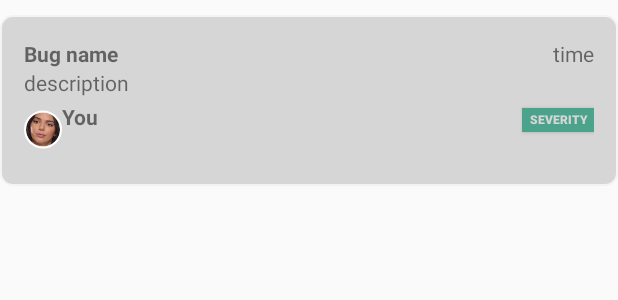
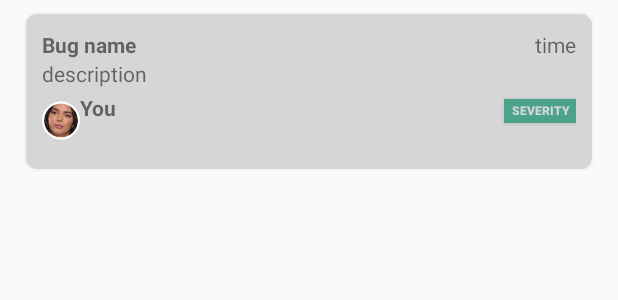
Before and after one commit to Dwistari/Jatmico, an Android app: the layout item_isues.xml on its own in the app's theme, with its tools: preview values and no code run, on a phone screen of 412 x 824 dp. Shown: the top 300 px of the screen. Run offline under Robolectric (Android 15) with nearby library versions, the phone set to English and light mode, and no system bars; network calls fail.

Commit message:
fixing no loadmore

```diff
--- a/app/src/main/java/com/example/dwi/jatmico/view/isues/IssuesPresenter.kt
+++ b/app/src/main/java/com/example/dwi/jatmico/view/isues/IssuesPresenter.kt
@@ -3,6 +3,6 @@ package com.example.dwi.jatmico.view.isues
 interface IssuesPresenter {
         fun initView(view: IssuesView)
         fun getIsues(project_id: Int, page : Int, per_page : Int)
-        fun getSeverity ( token: String)
+        fun getSeverity ()
         fun getProjects(page: Int, perPage: Int)
 }
--- a/app/src/main/java/com/example/dwi/jatmico/view/isues/IssuesView.kt
+++ b/app/src/main/java/com/example/dwi/jatmico/view/isues/IssuesView.kt
@@ -12,4 +12,6 @@ interface IssuesView {
     fun addData(issues: MutableList<Issues>)
     fun showSeverity(severities: MutableList<Severity>)
     fun showingProject(projects: MutableList<Project>)
+    fun showEmptyAlert()
+    fun dataEnd()
 }
--- a/app/src/main/res/layout/item_isues.xml
+++ b/app/src/main/res/layout/item_isues.xml
@@ -1,15 +1,25 @@
 <?xml version="1.0" encoding="utf-8"?>
+<LinearLayout
+    xmlns:android="http://schemas.android.com/apk/res/android"
+    xmlns:app="http://schemas.android.com/apk/res-auto"
+    android:layout_width="match_parent"
+    android:layout_height="wrap_content"
+    android:paddingLeft="16dp"
+    android:paddingStart="16dp"
+    android:paddingRight="16dp"
+    android:paddingEnd="16dp"
+    android:paddingTop="8dp"
+    android:paddingBottom="8dp">
+
         <RelativeLayout
-        xmlns:android="http://schemas.android.com/apk/res/android" xmlns:app="http://schemas.android.com/apk/res-auto"
             android:id="@+id/item_view"
             android:background="@drawable/border"
             android:layout_below="@+id/atas"
             android:gravity="center"
             android:layout_width="match_parent"
             android:layout_height="wrap_content"
-        android:layout_marginTop="10dp"
             android:orientation="horizontal"
-        android:padding="16dp">
+            android:padding="12dp">
 
 
         <TextView
@@ -67,3 +77,5 @@
                 android:layout_marginTop="7dp"
                 android:layout_alignParentEnd="true"/>
     </RelativeLayout>
+
+</LinearLayout>
```
Also changed, not shown: app/src/main/java/com/example/dwi/jatmico/view/isues/IssuesActivity.kt (+35 -32 lines), app/src/main/java/com/example/dwi/jatmico/view/isues/IssuesAdapter.kt (+3 -10 lines), app/src/main/java/com/example/dwi/jatmico/view/isues/IssuesPresenterImp.kt (+21 -6 lines), app/src/main/res/layout/activity_issues.xml (+5 -3 lines). Lines whose indentation alone changed are shown as unchanged.
